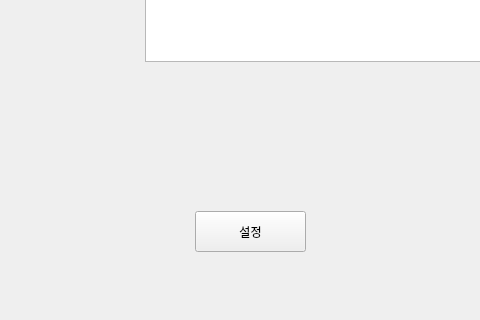
The window that mainwindow.ui (yi1397/Image-processing-eel-sorter) describes before a commit, drawn with Qt 5; both pictures show x 495 to 975 and y 409 to 729 of the 1159 by 729 pixel window.
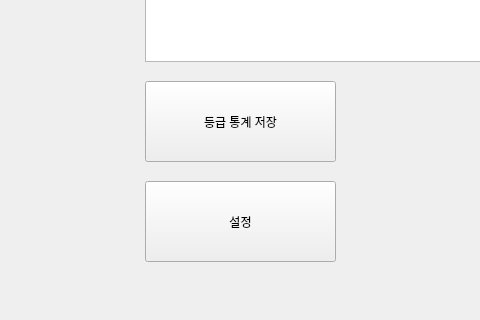
The same window after the commit.

```diff
--- a/mainwindow.ui
+++ b/mainwindow.ui
@@ -91,16 +91,29 @@
    <widget class="QPushButton" name="pushButton">
     <property name="geometry">
      <rect>
-      <x>690</x>
-      <y>620</y>
-      <width>111</width>
-      <height>41</height>
+      <x>640</x>
+      <y>590</y>
+      <width>191</width>
+      <height>81</height>
      </rect>
     </property>
     <property name="text">
      <string>설정</string>
     </property>
    </widget>
+   <widget class="QPushButton" name="pushButton_2">
+    <property name="geometry">
+     <rect>
+      <x>640</x>
+      <y>490</y>
+      <width>191</width>
+      <height>81</height>
+     </rect>
+    </property>
+    <property name="text">
+     <string>등급 통계 저장</string>
+    </property>
+   </widget>
   </widget>
   <widget class="QMenuBar" name="menubar">
    <property name="geometry">
```
